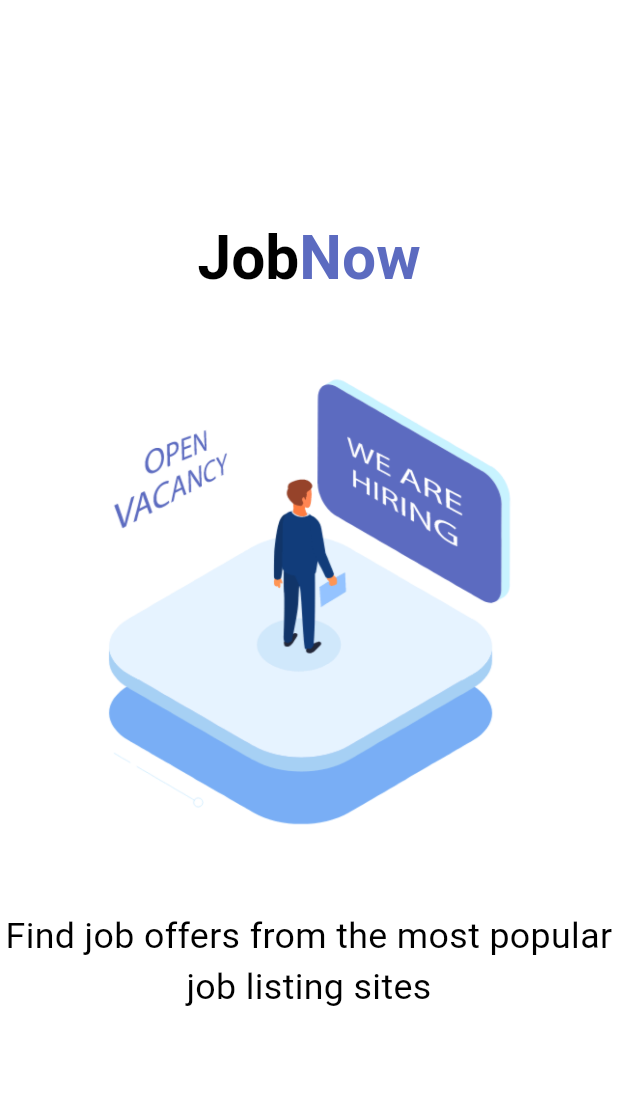
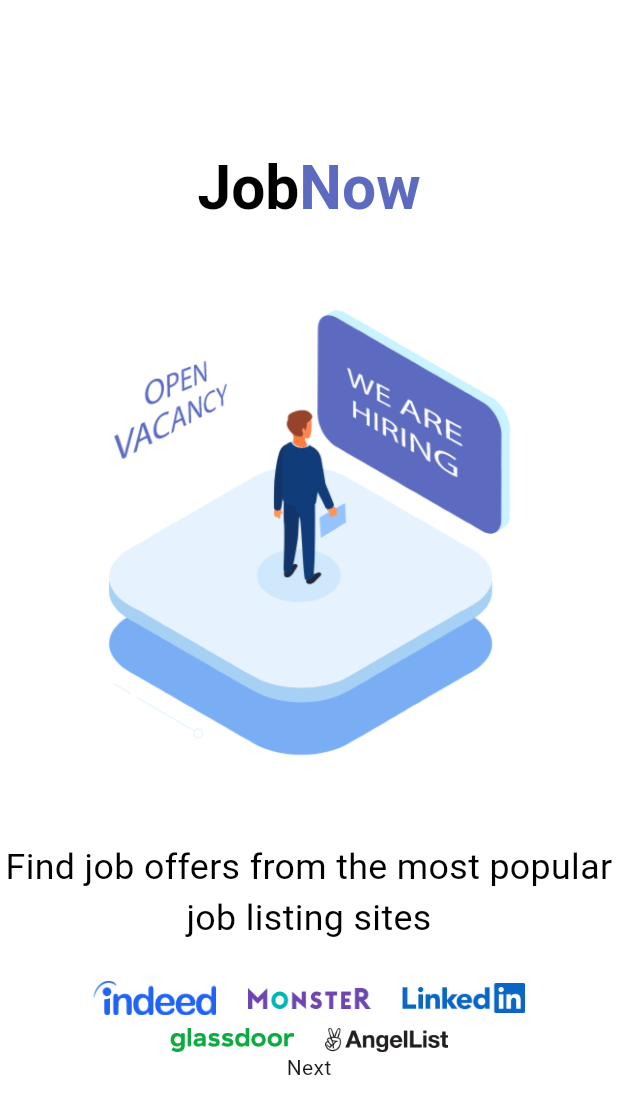
Before and after one commit to SyedAbdalAhmedShah/job_now, a Flutter app: the screen it shows after launch, on a phone screen of 412 x 824 dp. Shown: the top 1114 px of the screen. Run offline on Flutter 3.47's test engine with Material 3 defaults, Android fonts, the phone set to English and light mode, and no system bars; our stand-ins replace gap, google_fonts, sizer.

Commit message:
first onbarding screen making

```diff
--- /dev/null
+++ b/lib/constants/app_assets.dart
@@ -0,0 +1,6 @@
+const String kIntroJob1Image = "assets/images/job1.png";
+const String kAngelListImage = "assets/images/AngelList.png";
+const String kglassdorImage = "assets/images/glassdor.png";
+const String kindeedImage = "assets/images/indeed.png";
+const String kLinkedinImage = "assets/images/Linkedin.png";
+const String kMonsterImage = "assets/images/Monster.png";
--- a/lib/constants/app_strings.dart
+++ b/lib/constants/app_strings.dart
@@ -1,3 +1,4 @@
 const String kJob = "Job";
 const String know = "Now";
+const String kNext = "Next";
 const String kFindJob = "Find job offers from the most popular job listing sites ";
--- /dev/null
+++ b/lib/view/components/primary_button.dart
@@ -0,0 +1,14 @@
+import 'package:flutter/material.dart';
+import 'package:job_now/constants/app_strings.dart';
+
+class PrimaryButton extends StatelessWidget {
+  const PrimaryButton({super.key});
+
+  @override
+  Widget build(BuildContext context) {
+    return Container(
+
+      child: const Text(kNext),
+    );
+  }
+}
--- a/lib/view/onbarding/onbarding-page.dart
+++ b/lib/view/onbarding/onbarding-page.dart
@@ -1,7 +1,10 @@
 import 'package:flutter/material.dart';
+import 'package:gap/gap.dart';
+import 'package:job_now/constants/app_assets.dart';
 import 'package:job_now/constants/app_strings.dart';
 import 'package:job_now/constants/colors.dart';
 import 'package:job_now/view/components/job_now_text.dart';
+import 'package:job_now/view/components/primary_button.dart';
 import 'package:sizer/sizer.dart';
 
 class OnBoardingPage extends StatelessWidget {
@@ -25,7 +28,12 @@
                 kFindJob,
                 textAlign: TextAlign.center,
                 style: TextStyle(color: kBlackColor, fontSize: 20.sp),
-              )
+              ),
+              Gap(3.h),
+              const Companies1(),
+              Gap(1.h),
+              const Companies2(),
+              const PrimaryButton()
             ],
           ),
         ),
@@ -33,3 +41,56 @@
     );
   }
 }
+
+class Companies2 extends StatelessWidget {
+  const Companies2({
+    super.key,
+  });
+
+  @override
+  Widget build(BuildContext context) {
+    return Row(
+      mainAxisAlignment: MainAxisAlignment.center,
+      children: [
+        Image(
+          image: const AssetImage(kglassdorImage),
+          width: 20.w,
+        ),
+        Gap(5.w),
+        Image(
+          image: const AssetImage(kAngelListImage),
+          width: 20.w,
+        ),
+      ],
+    );
+  }
+}
+
+class Companies1 extends StatelessWidget {
+  const Companies1({
+    super.key,
+  });
+
+  @override
+  Widget build(BuildContext context) {
+    return Row(
+      mainAxisAlignment: MainAxisAlignment.center,
+      children: [
+        Image(
+          image: const AssetImage(kindeedImage),
+          width: 20.w,
+        ),
+        Gap(5.w),
+        Image(
+          image: const AssetImage(kMonsterImage),
+          width: 20.w,
+        ),
+        Gap(5.w),
+        Image(
+          image: const AssetImage(kLinkedinImage),
+          width: 20.w,
+        ),
+      ],
+    );
+  }
+}
--- a/pubspec.yaml
+++ b/pubspec.yaml
@@ -37,6 +37,7 @@
   cupertino_icons: ^1.0.6
   sizer: ^3.0.3
   google_fonts: ^6.2.1
+  gap: ^3.0.1
 
 dev_dependencies:
   flutter_test:
```
Also changed, not shown: assets/images/AngelList.png (added), assets/images/Linkedin.png (added), assets/images/Monster.png (added), assets/images/glassdor.png (added), assets/images/indeed.png (added).
